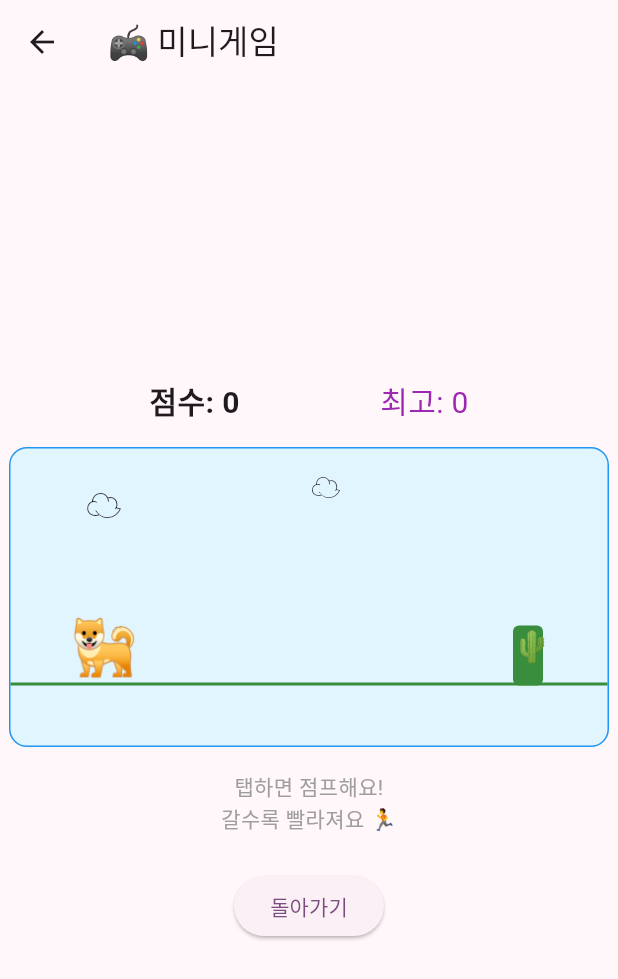
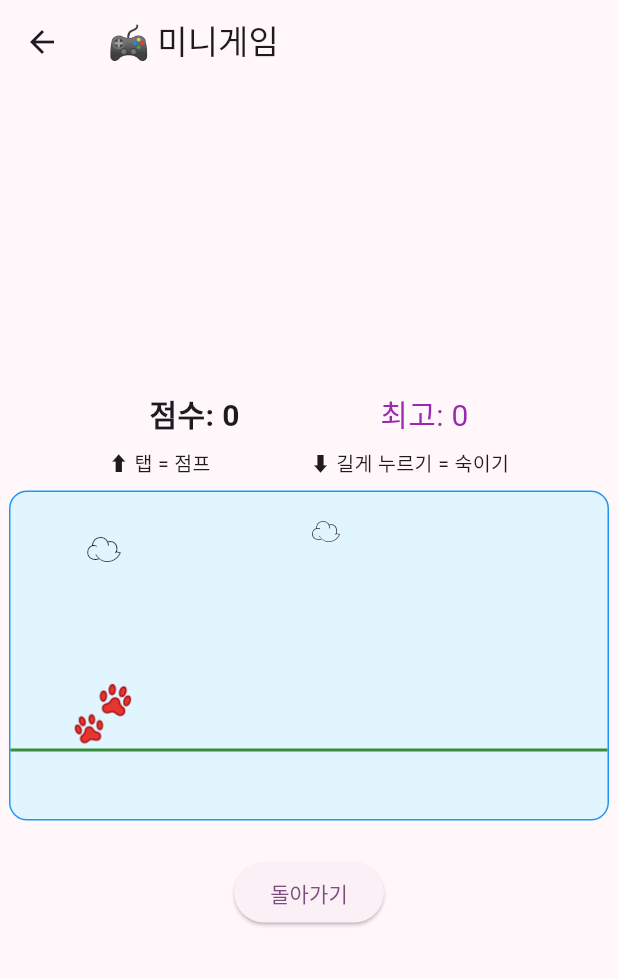
Before and after one commit to silver-hye/Log_Pet, a Flutter app: the MiniGameScreen screen opened directly with empty values, after a tap on "☁️", on a phone screen of 412 x 824 dp. Shown: the top 979 px of the screen. Run offline on Flutter 3.47's test engine with Material 3 defaults, Android fonts, the phone set to English and light mode, and no system bars; our stand-ins replace audioplayers, shared_preferences; accounts and stored records are empty.

Commit message:
미니게임 개선, 동물 움직임, 똥 시스템, 스탯 감소 추가

```diff
--- a/lib/screens/mini_game_screen.dart
+++ b/lib/screens/mini_game_screen.dart
@@ -3,7 +3,13 @@ import 'package:audioplayers/audioplayers.dart';
 
 class MiniGameScreen extends StatefulWidget {
   final String userId;
-  const MiniGameScreen({super.key, required this.userId});
+  final String species;
+
+  const MiniGameScreen({
+    super.key,
+    required this.userId,
+    required this.species,
+  });
 
   @override
   State<MiniGameScreen> createState() => _MiniGameScreenState();
@@ -13,24 +19,25 @@ class _MiniGameScreenState extends State<MiniGameScreen>
     with TickerProviderStateMixin {
   final AudioPlayer _audioPlayer = AudioPlayer();
 
-  // 게임 상태
   bool _isPlaying = false;
   bool _isGameOver = false;
   int _score = 0;
   int _highScore = 0;
 
-  // 강아지 위치
-  double _dogY = 0;
-  double _dogVelocity = 0;
+  // 동물 상태
+  double _petY = 0;
+  double _petVelocity = 0;
+  bool _isDucking = false;
   bool _isJumping = false;
   final double _gravity = 0.8;
   final double _jumpForce = -15;
   final double _groundY = 0;
 
-  // 장애물
-  double _obstacleX = 400;
-  double _obstacleHeight = 40;
+  // 장애물 목록
+  List<Map<String, dynamic>> _obstacles = [];
   double _speed = 5;
+  int _frameCount = 0;
+  int _nextObstacleIn = 60;
 
   late AnimationController _gameController;
 
@@ -43,59 +50,127 @@ class _MiniGameScreenState extends State<MiniGameScreen>
     )..addListener(_gameLoop);
   }
 
+  String _getPetEmoji() {
+    if (_isDucking) {
+      switch (widget.species) {
+        case '강아지': return '🐕';
+        case '토끼': return '🐇';
+        case '고양이': return '🙀';
+        case '햄스터': return '🐹';
+        default: return '🐾';
+      }
+    }
+    switch (widget.species) {
+      case '강아지': return '🐶';
+      case '토끼': return '🐰';
+      case '고양이': return '🐱';
+      case '햄스터': return '🐹';
+      default: return '🐾';
+    }
+  }
+
   void _startGame() {
     setState(() {
       _isPlaying = true;
       _isGameOver = false;
       _score = 0;
-      _dogY = _groundY;
-      _dogVelocity = 0;
-      _obstacleX = 400;
+      _petY = _groundY;
+      _petVelocity = 0;
+      _isDucking = false;
+      _isJumping = false;
+      _obstacles = [];
       _speed = 5;
+      _frameCount = 0;
+      _nextObstacleIn = 60;
     });
     _gameController.repeat();
   }
 
   void _jump() {
-    if (!_isPlaying) return;
-    if (_dogY >= _groundY) {
+    if (!_isPlaying || _isDucking) return;
+    if (_petY >= _groundY) {
       setState(() {
-        _dogVelocity = _jumpForce;
+        _petVelocity = _jumpForce;
         _isJumping = true;
       });
       _audioPlayer.play(AssetSource('sounds/happy.mp3'));
     }
   }
 
+  void _duck() {
+    if (!_isPlaying) return;
+    if (_petY >= _groundY) {
+      setState(() => _isDucking = true);
+    }
+  }
+
+  void _standUp() {
+    setState(() => _isDucking = false);
+  }
+
   void _gameLoop() {
     if (!_isPlaying || _isGameOver) return;
 
     setState(() {
-      // 중력 적용
-      _dogVelocity += _gravity;
-      _dogY += _dogVelocity;
+      _frameCount++;
 
-      // 바닥 충돌
-      if (_dogY >= _groundY) {
-        _dogY = _groundY;
-        _dogVelocity = 0;
+      // 중력
+      if (!_isDucking) {
+        _petVelocity += _gravity;
+        _petY += _petVelocity;
+      }
+
+      if (_petY >= _groundY) {
+        _petY = _groundY;
+        _petVelocity = 0;
         _isJumping = false;
       }
 
+      // 장애물 생성
+      if (_frameCount >= _nextObstacleIn) {
+        _frameCount = 0;
+        // 랜덤 장애물 (점프/숙이기)
+        final isHigh = _score % 3 == 2; // 3번째마다 높은 장애물
+        _obstacles.add({
+          'x': 420.0,
+          'type': isHigh ? 'high' : 'low', // high=숙이기, low=점프
+        });
+        // 다음 장애물 간격 (점수 오를수록 짧아짐)
+        _nextObstacleIn = (80 - _score * 2).clamp(30, 80);
+      }
+
       // 장애물 이동
-      _obstacleX -= _speed;
+      for (var obs in _obstacles) {
+        obs['x'] = (obs['x'] as double) - _speed;
+      }
+      _obstacles.removeWhere((obs) => (obs['x'] as double) < -30);
 
-      // 장애물 재생성
-      if (_obstacleX < -30) {
-        _obstacleX = 400;
+      // 점수
+      if (_frameCount == 0) {
         _score++;
-        // 점수마다 속도 증가
-        _speed = 5 + (_score * 0.3);
+        _speed = 5 + (_score * 0.2);
       }
 
       // 충돌 감지
-      if (_obstacleX < 80 && _obstacleX > 20 && _dogY > -_obstacleHeight + 20) {
-        _gameOver();
+      for (var obs in _obstacles) {
+        final ox = obs['x'] as double;
+        final isHigh = obs['type'] == 'high';
+
+        if (ox < 80 && ox > 20) {
+          if (isHigh) {
+            // 높은 장애물 — 숙여야 통과
+            if (!_isDucking) {
+              _gameOver();
+              return;
+            }
+          } else {
+            // 낮은 장애물 — 점프해야 통과
+            if (_petY >= _groundY) {
+              _gameOver();
+              return;
+            }
+          }
+        }
       }
     });
   }
@@ -104,9 +179,7 @@ class _MiniGameScreenState extends State<MiniGameScreen>
     _isGameOver = true;
     _isPlaying = false;
     _gameController.stop();
-    if (_score > _highScore) {
-      _highScore = _score;
-    }
+    if (_score > _highScore) _highScore = _score;
     _audioPlayer.play(AssetSource('sounds/wash.mp3'));
   }
 
@@ -131,17 +204,33 @@ class _MiniGameScreenState extends State<MiniGameScreen>
               Row(
                 mainAxisAlignment: MainAxisAlignment.spaceEvenly,
                 children: [
-                  Text('점수: $_score', style: const TextStyle(fontSize: 20, fontWeight: FontWeight.bold)),
-                  Text('최고: $_highScore', style: const TextStyle(fontSize: 20, color: Colors.purple)),
+                  Text('점수: $_score',
+                      style: const TextStyle(
+                          fontSize: 20, fontWeight: FontWeight.bold)),
+                  Text('최고: $_highScore',
+                      style: const TextStyle(
+                          fontSize: 20, color: Colors.purple)),
                 ],
               ),
-              const SizedBox(height: 16),
+              const SizedBox(height: 8),
+              // 조작 안내
+              const Row(
+                mainAxisAlignment: MainAxisAlignment.spaceEvenly,
+                children: [
+                  Text('⬆️ 탭 = 점프', style: TextStyle(fontSize: 13)),
+                  Text('⬇️ 길게 누르기 = 숙이기',
+                      style: TextStyle(fontSize: 13)),
+                ],
+              ),
+              const SizedBox(height: 8),
               // 게임 화면
               GestureDetector(
                 onTap: _isPlaying ? _jump : _startGame,
+                onLongPressStart: (_) => _duck(),
+                onLongPressEnd: (_) => _standUp(),
                 child: Container(
                   width: 400,
-                  height: 200,
+                  height: 220,
                   decoration: BoxDecoration(
                     color: Colors.lightBlue[50],
                     borderRadius: BorderRadius.circular(12),
@@ -149,7 +238,7 @@ class _MiniGameScreenState extends State<MiniGameScreen>
                   ),
                   child: Stack(
                     children: [
-                      // 하늘
+                      // 구름
                       const Positioned(
                         top: 20,
                         left: 50,
@@ -162,7 +251,7 @@ class _MiniGameScreenState extends State<MiniGameScreen>
                       ),
                       // 바닥선
                       Positioned(
-                        bottom: 40,
+                        bottom: 45,
                         left: 0,
                         right: 0,
                         child: Container(
@@ -170,29 +259,49 @@ class _MiniGameScreenState extends State<MiniGameScreen>
                           color: Colors.green[700],
                         ),
                       ),
-                      // 강아지
+                      // 동물
                       Positioned(
                         left: 40,
-                        bottom: 40 - _dogY,
+                        bottom: _isDucking ? 45 : 45 - _petY,
                         child: Text(
-                          _isJumping ? '🐶' : '🐕',
-                          style: const TextStyle(fontSize: 36),
+                          _getPetEmoji(),
+                          style: TextStyle(
+                            fontSize: _isDucking ? 24 : 36,
+                          ),
                         ),
                       ),
-                      // 장애물
-                      Positioned(
-                        left: _obstacleX,
-                        bottom: 40,
-                        child: Container(
-                          width: 20,
-                          height: _obstacleHeight,
-                          decoration: BoxDecoration(
-                            color: Colors.green[700],
-                            borderRadius: BorderRadius.circular(4),
+                      // 장애물들
+                      ..._obstacles.map((obs) {
+                        final isHigh = obs['type'] == 'high';
+                        return Positioned(
+                          left: obs['x'] as double,
+                          bottom: isHigh ? 75 : 45,
+                          child: Text(
+                            isHigh ? '🦅' : '🌵',
+                            style: const TextStyle(fontSize: 28),
                           ),
-                          child: const Text('🌵', style: TextStyle(fontSize: 20)),
-                        ),
-                      ),
+                        );
+                      }),
+                      // 장애물 힌트
+                      ..._obstacles.map((obs) {
+                        final isHigh = obs['type'] == 'high';
+                        final ox = obs['x'] as double;
+                        if (ox > 50 && ox < 200) {
+                          return Positioned(
+                            left: ox,
+                            bottom: 20,
+                            child: Text(
+                              isHigh ? '숙여!' : '점프!',
+                              style: TextStyle(
+                                fontSize: 10,
+                                color: isHigh ? Colors.blue : Colors.red,
+                                fontWeight: FontWeight.bold,
+                              ),
+                            ),
+                          );
+                        }
+                        return const SizedBox.shrink();
+                      }),
                       // 게임 오버
                       if (_isGameOver)
                         Center(
@@ -210,6 +319,9 @@ class _MiniGameScreenState extends State<MiniGameScreen>
                                         fontSize: 24,
                                         fontWeight: FontWeight.bold)),
                                 Text('점수: $_score'),
+                                if (_score == _highScore && _score > 0)
+                                  const Text('🏆 최고 기록!',
+                                      style: TextStyle(color: Colors.orange)),
                                 const SizedBox(height: 8),
                                 const Text('탭해서 다시 시작',
                                     style: TextStyle(color: Colors.grey)),
@@ -226,16 +338,20 @@ class _MiniGameScreenState extends State<MiniGameScreen>
                               color: Colors.white.withOpacity(0.9),
                               borderRadius: BorderRadius.circular(12),
                             ),
-                            child: const Column(
+                            child: Column(
                               mainAxisSize: MainAxisSize.min,
                               children: [
-                                Text('🐶 점프 게임!',
-                                    style: TextStyle(
+                                Text('${_getPetEmoji()} 점프 게임!',
+                                    style: const TextStyle(
                                         fontSize: 24,
                                         fontWeight: FontWeight.bold)),
-                                SizedBox(height: 8),
-                                Text('탭해서 시작 / 점프',
+                                const SizedBox(height: 8),
+                                const Text('탭 = 점프\n길게 누르기 = 숙이기',
+                                    textAlign: TextAlign.center,
                                     style: TextStyle(color: Colors.grey)),
+                                const SizedBox(height: 4),
+                                const Text('탭해서 시작!',
+                                    style: TextStyle(color: Colors.purple)),
                               ],
                             ),
                           ),
@@ -243,12 +359,6 @@ class _MiniGameScreenState extends State<MiniGameScreen>
                     ],
                   ),
                 ),
-              ),
-              const SizedBox(height: 16),
-              const Text(
-                '탭하면 점프해요!\n갈수록 빨라져요 🏃',
-                textAlign: TextAlign.center,
-                style: TextStyle(color: Colors.grey),
               ),
               const SizedBox(height: 24),
               ElevatedButton(
```
Also changed, not shown: lib/screens/nurturing_screen.dart (+65 -45 lines).
